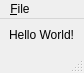
First picture: the form in src/qt-client/MainWindow.ui, repository dgeelen/dmplayer, before the edit.
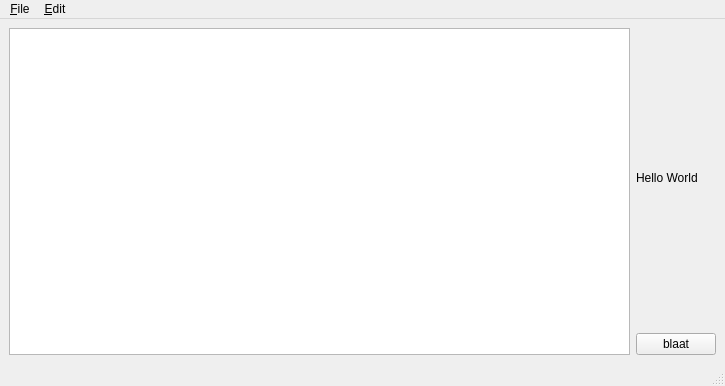
Second picture: the form after the edit.

Commit message: - modified QT gui a bit :) - applied codestandard to ugly code

```diff
--- a/src/qt-client/MainWindow.ui
+++ b/src/qt-client/MainWindow.ui
@@ -5,8 +5,8 @@
    <rect>
     <x>0</x>
     <y>0</y>
-    <width>78</width>
-    <height>70</height>
+    <width>725</width>
+    <height>386</height>
    </rect>
   </property>
   <property name="windowTitle" >
@@ -14,27 +14,30 @@
   </property>
   <widget class="QWidget" name="centralwidget" >
    <layout class="QHBoxLayout" >
-    <property name="spacing" >
-     <number>6</number>
-    </property>
-    <property name="leftMargin" >
-     <number>9</number>
-    </property>
-    <property name="topMargin" >
-     <number>9</number>
-    </property>
-    <property name="rightMargin" >
-     <number>9</number>
-    </property>
-    <property name="bottomMargin" >
-     <number>9</number>
-    </property>
     <item>
-     <widget class="QLabel" name="label" >
-      <property name="text" >
-       <string>Hello World!</string>
-      </property>
-     </widget>
+     <layout class="QHBoxLayout" >
+      <item>
+       <widget class="QListView" name="listView" />
+      </item>
+      <item>
+       <layout class="QVBoxLayout" >
+        <item>
+         <widget class="QLabel" name="label" >
+          <property name="text" >
+           <string>Hello World</string>
+          </property>
+         </widget>
+        </item>
+        <item>
+         <widget class="QPushButton" name="pushButton" >
+          <property name="text" >
+           <string>blaat</string>
+          </property>
+         </widget>
+        </item>
+       </layout>
+      </item>
+     </layout>
     </item>
    </layout>
   </widget>
@@ -43,7 +46,7 @@
     <rect>
      <x>0</x>
      <y>0</y>
-     <width>78</width>
+     <width>725</width>
      <height>19</height>
     </rect>
    </property>
@@ -51,8 +54,21 @@
     <property name="title" >
      <string>&amp;File</string>
     </property>
+    <addaction name="actionOpen" />
+    <addaction name="separator" />
+    <addaction name="actionClose" />
+   </widget>
+   <widget class="QMenu" name="menu_Edit" >
+    <property name="title" >
+     <string>&amp;Edit</string>
+    </property>
+    <addaction name="actionCut" />
+    <addaction name="actionCopy" />
+    <addaction name="actionPaste" />
+    <addaction name="actionDelete" />
    </widget>
    <addaction name="menu_File" />
+   <addaction name="menu_Edit" />
   </widget>
   <widget class="QStatusBar" name="statusbar" />
   <action name="action_Quit" >
```
Left out of the diff: 51 changed lines with no effect on the pictures. The commit also changes 1 other file.
